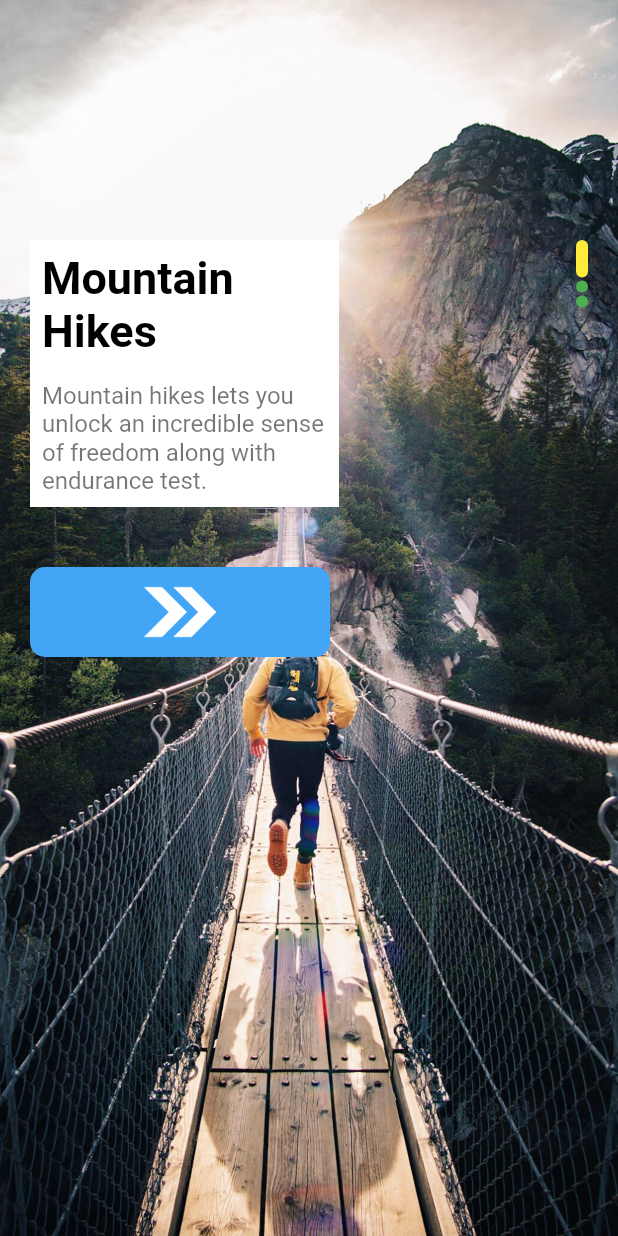
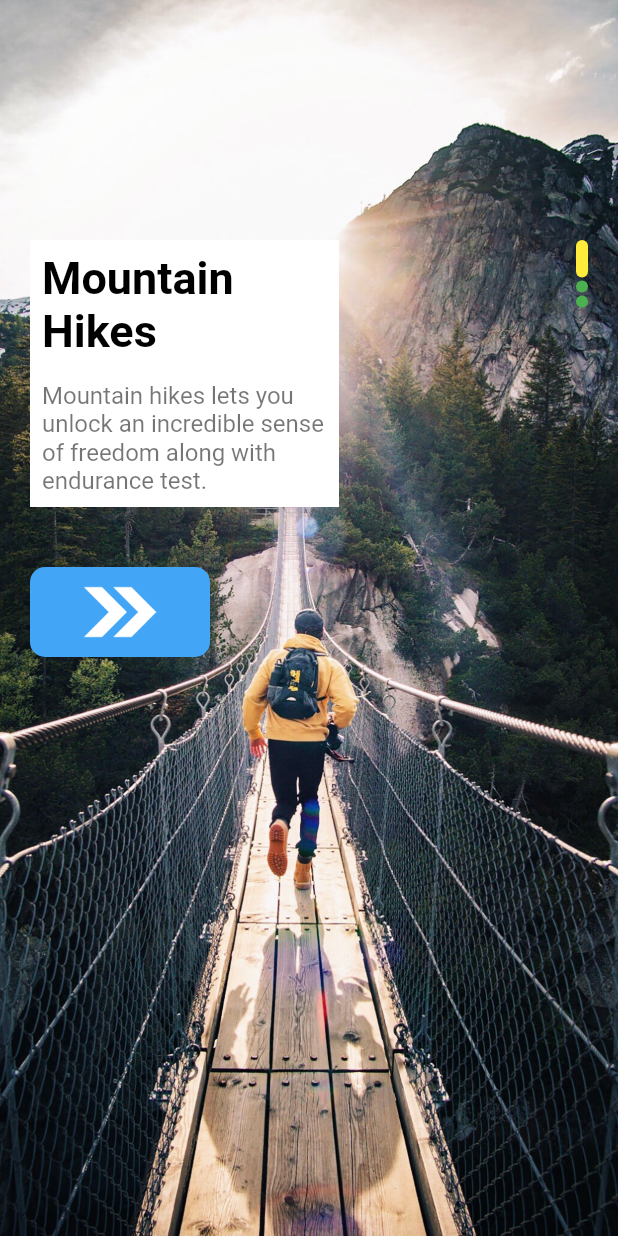
Before and after one commit to RafiaChy/mountain_trip, a Flutter app: the screen it shows after launch, on a phone screen of 412 x 824 dp. Run offline on Flutter 3.47's test engine with Material 2 defaults, Android fonts, the phone set to English and light mode, and no system bars; our stand-ins replace bloc, equatable, flutter_bloc.

Commit message:
fixed flexible render issues

```diff
--- a/lib/pages/welcome_page.dart
+++ b/lib/pages/welcome_page.dart
@@ -63,9 +63,7 @@ class _WelcomePageState extends State<WelcomePage> {
                     onTap: (){
                       BlocProvider.of<AppCubit>(context).getData();
                     },
-                    child: Container(
-                      width: 200,
-                      child: ResponsiveButton(b_width: 120)),
+                    child:  ResponsiveButton(b_width: 120)
                   )
 
                 ],
```
